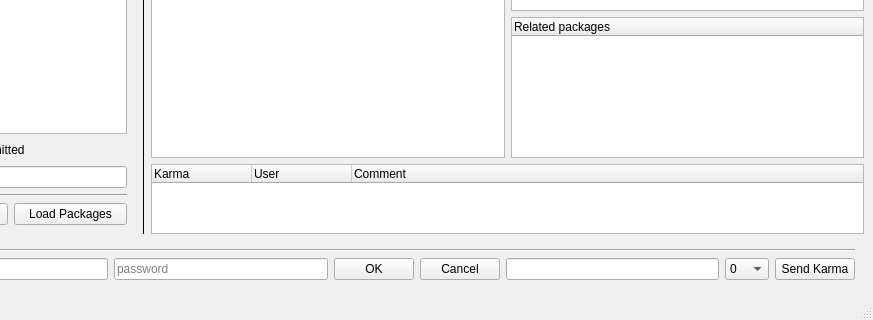
The window that src/ui/mainwindow.ui (examon/fedora-gooey-karma) describes before a commit, drawn with Qt 5; both pictures show x 123 to 996 and y 336 to 656 of the 996 by 656 pixel window.
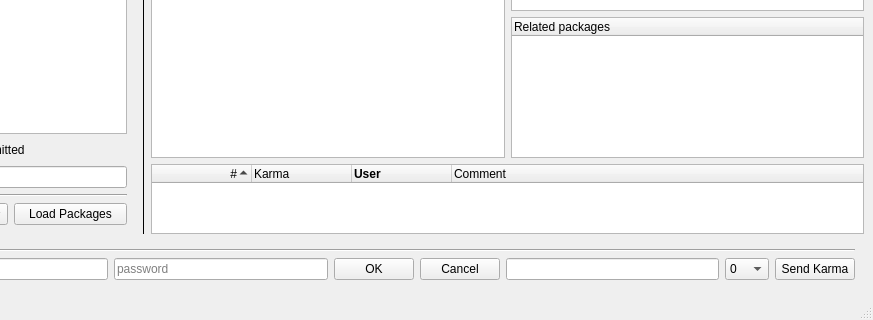
The same window after the commit.

Commit message: Comments support sorting now. Fixing issue #5

```diff
--- a/src/ui/mainwindow.ui
+++ b/src/ui/mainwindow.ui
@@ -264,12 +264,26 @@
           <property name="rootIsDecorated">
            <bool>false</bool>
           </property>
+          <property name="uniformRowHeights">
+           <bool>false</bool>
+          </property>
+          <property name="sortingEnabled">
+           <bool>true</bool>
+          </property>
           <attribute name="headerCascadingSectionResizes">
            <bool>false</bool>
           </attribute>
           <attribute name="headerMinimumSectionSize">
            <number>30</number>
           </attribute>
+          <column>
+           <property name="text">
+            <string>#</string>
+           </property>
+           <property name="textAlignment">
+            <set>AlignRight|AlignVCenter</set>
+           </property>
+          </column>
           <column>
            <property name="text">
             <string>Karma</string>
@@ -279,6 +293,12 @@
            <property name="text">
             <string>User</string>
            </property>
+           <property name="font">
+            <font>
+             <weight>75</weight>
+             <bold>true</bold>
+            </font>
+           </property>
           </column>
           <column>
            <property name="text">
```
The commit also changes 5 other files.
